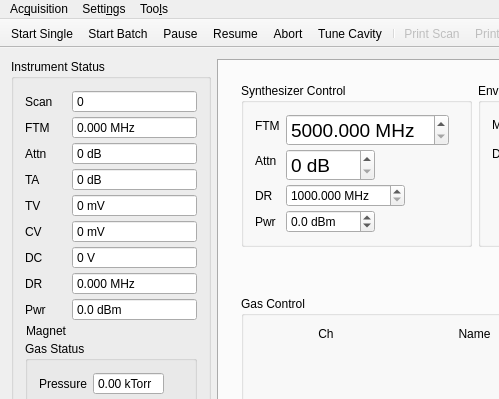
First picture: the form in mainwindow.ui, repository kncrabtree/qtftm, before the edit; both pictures show x 0 to 499 and y 0 to 399 of the 1280 by 900 pixel window.
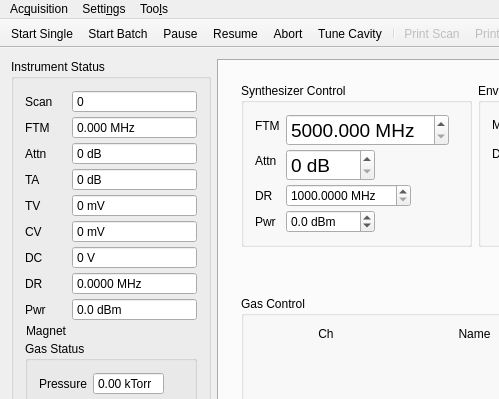
Second picture: the form after the edit. Icons and pictures are not drawn. Custom widgets are drawn as their Qt base class.

The edit to the form file:
```diff
--- a/mainwindow.ui
+++ b/mainwindow.ui
@@ -321,7 +321,7 @@
             <string> MHz</string>
            </property>
            <property name="decimals">
-            <number>3</number>
+            <number>4</number>
            </property>
            <property name="minimum">
             <double>-10.000000000000000</double>
@@ -604,7 +604,7 @@
                     <string> MHz</string>
                    </property>
                    <property name="decimals">
-                    <number>3</number>
+                    <number>4</number>
                    </property>
                    <property name="minimum">
                     <double>1000.000000000000000</double>
```
Left out of the diff: 4 changed lines with no effect on the pictures.
